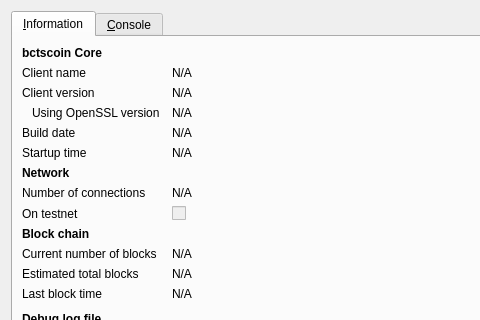
The window that src/qt/forms/rpcconsole.ui (bctscoin/BCTS) describes before a commit, drawn with Qt 5; both pictures show x 0 to 480 and y 0 to 320 of the 740 by 450 pixel window.
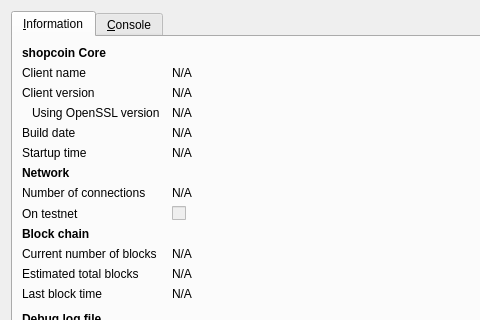
The same window after the commit. Icons and pictures are not drawn.

What changed in the file:
```diff
--- a/src/qt/forms/rpcconsole.ui
+++ b/src/qt/forms/rpcconsole.ui
@@ -36,7 +36,7 @@
           </font>
          </property>
          <property name="text">
-          <string>bctscoin Core</string>
+          <string>shopcoin Core</string>
          </property>
         </widget>
        </item>
```
Left out of the diff: 6 changed lines with no effect on the pictures.
